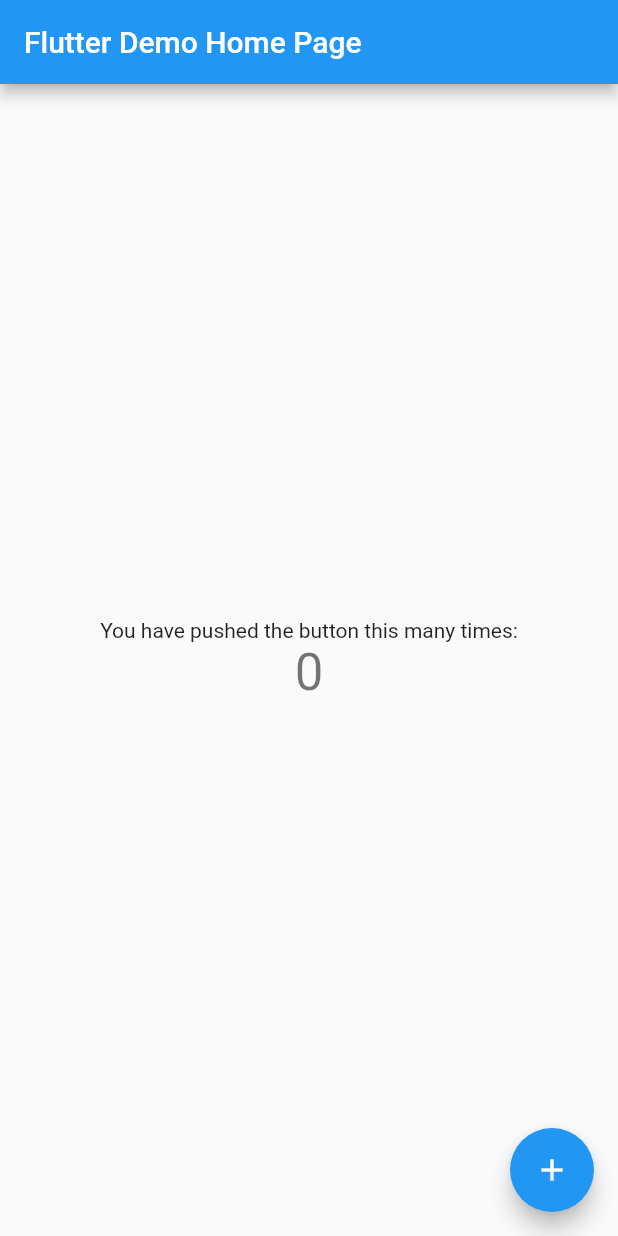
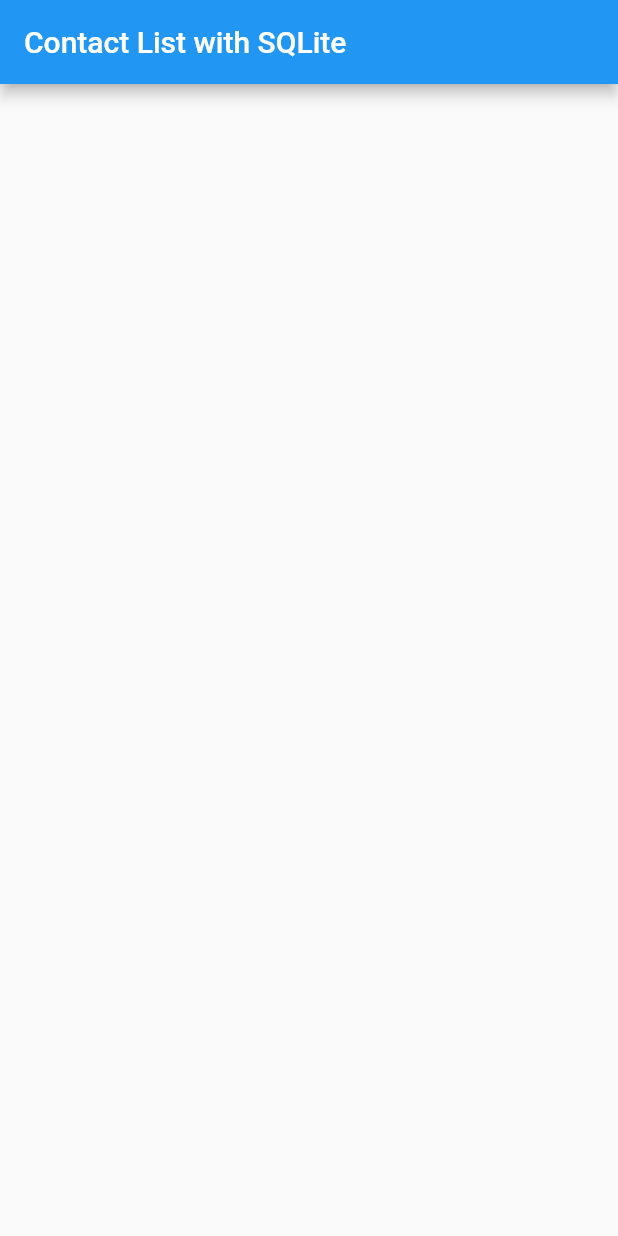
Before and after one commit to cardosofm/contact_list_flutter_sqlite, a Flutter app: the screen it shows after launch, on a phone screen of 412 x 824 dp. Run offline on Flutter 3.47's test engine with Material 2 defaults, Android fonts, the light colour scheme and no system bars; our stand-ins replace sqflite; accounts and stored records are empty.

Commit message:
criação da classe helper_contact

```diff
--- /dev/null
+++ b/lib/helpers/contact_helper.dart
@@ -0,0 +1,166 @@
+import 'package:sqflite/sqflite.dart';
+import 'package:path/path.dart';
+
+final String contactTable = "contactTable";
+final String idCol = 'idCol';
+final String nomeCol = 'nomeCol';
+final String emailCol = 'emailCol';
+final String telefoneCol = 'telefoneCol';
+final String imgCol = 'imgCol';
+
+class ContactHelper {
+  // declarar um obj da propria classe e o construtor interno
+  static final ContactHelper _instance = ContactHelper.internal();
+
+  factory ContactHelper() => _instance;
+
+  ContactHelper.internal();
+
+  Database _db;
+
+  Future<Database> get db async {
+    if (_db != null) {
+      return _db;
+    } else {
+      _db = await initDb();
+      return _db;
+    }
+  }
+
+  Future<Database> initDb() async {
+    final databasesPath = await getDatabasesPath();
+    final path = join(databasesPath, "contactsnew.db");
+
+    return await openDatabase(path, version: 1,
+        onCreate: (Database db, int newerVersion) async {
+      await db.execute(
+          "CREATE TABLE $contactTable($idCol INTEGER PRIMARY KEY, $nomeCol TEXT, $emailCol TEXT,"
+          "$telefoneCol TEXT, $imgCol TEXT)");
+    });
+  }
+
+  Future<Contact> saveContact(Contact contact) async {
+    Database dbContact = await db;
+    contact.id = await dbContact.insert(contactTable, contact.toMap());
+    return contact;
+  }
+
+  Future<Contact> getContact(int id) async {
+    Database dbContact = await db;
+    List<Map> maps = await dbContact.query(contactTable,
+        columns: [idCol, nomeCol, emailCol, telefoneCol, imgCol],
+        where: "$idCol = ?",
+        whereArgs: [id]);
+    if (maps.length > 0) {
+      return Contact.fromMap(maps.first);
+    } else {
+      return null;
+    }
+  }
+
+  Future<int> deleteContact(int id) async {
+    Database dbContact = await db;
+    return await dbContact
+        .delete(contactTable, where: "$idCol = ?", whereArgs: [id]);
+  }
+
+  Future<int> updateContact(Contact contact) async {
+    Database dbContact = await db;
+    return await dbContact.update(contactTable, contact.toMap(),
+        where: "$idCol = ?", whereArgs: [contact.id]);
+  }
+
+  Future<List> getAllContacts() async {
+    Database dbContact = await db;
+    List listMap = await dbContact.rawQuery("SELECT * FROM $contactTable");
+    //
+    List<Contact> listContact = [];
+    for (Map m in listMap) {
+      listContact.add(Contact.fromMap(m));
+    }
+    return listContact;
+  }
+
+  Future<int> getNumber() async {
+    Database dbContact = await db;
+    return Sqflite.firstIntValue(
+        await dbContact.rawQuery("SELECT COUNT(*) FROM $contactTable"));
+  }
+
+  Future close() async {
+    Database dbContact = await db;
+    dbContact.close();
+  }
+}
+
+/*class Contact {
+  int id;
+  String nome;
+  String email;
+  String telefone;
+  String img;
+
+  Contact();
+
+  Contact.fromMap(Map map) {
+    idCol = map[idCol];
+    nomeCol = map[nomeCol];
+    emailCol = map[emailCol];
+    telefoneCol = map[telefoneCol];
+    imgCol = map[imgCol];
+  }
+
+  Map toMap() {
+    Map<String, dynamic> map = {
+      nomeCol: nome,
+      emailCol: email,
+      telefoneCol: telefone,
+      imgCol: img
+    };
+    if (id != null) {
+      map[idCol] = id;
+    }
+    return map;
+  }
+
+  @override
+  String toString() {
+    return "Contact(id: $id, name: $nome, email: $email, phone: $telefone, img: $img)";
+  }
+}*/
+
+class Contact {
+  int id;
+  String nome;
+  String email;
+  String telefone;
+  String img;
+
+  Contact();
+
+  Contact.fromMap(Map map) {
+    id = map[idCol];
+    nome = map[nomeCol];
+    email = map[emailCol];
+    telefone = map[telefoneCol];
+    img = map[imgCol];
+  }
+
+  Map toMap() {
+    Map<String, dynamic> map = {
+      nomeCol: nome,
+      emailCol: email,
+      telefoneCol: telefone,
+      imgCol: img
+    };
+    if (id != null) {
+      map[idCol] = id;
+    }
+    return map;
+  }
+
+  @override
+  String toString() {
+    return "Contact(id: $id, name: $nome, email: $email, phone: $telefone, img: $img)";
+  }
+}
--- a/lib/main.dart
+++ b/lib/main.dart
@@ -1,113 +1,10 @@
+import 'package:contact_list_sqlite/pages/home_page.dart';
 import 'package:flutter/material.dart';
 
 void main() {
-  runApp(MyApp());
+  runApp(
+    MaterialApp(
+      home: HomePage(),
+    ),
+  );
 }
-
-class MyApp extends StatelessWidget {
-  // This widget is the root of your application.
-  @override
-  Widget build(BuildContext context) {
-    return MaterialApp(
-      title: 'Flutter Demo',
-      theme: ThemeData(
-        // This is the theme of your application.
-        //
-        // Try running your application with "flutter run". You'll see the
-        // application has a blue toolbar. Then, without quitting the app, try
-        // changing the primarySwatch below to Colors.green and then invoke
-        // "hot reload" (press "r" in the console where you ran "flutter run",
-        // or simply save your changes to "hot reload" in a Flutter IDE).
-        // Notice that the counter didn't reset back to zero; the application
-        // is not restarted.
-        primarySwatch: Colors.blue,
-      ),
-      home: MyHomePage(title: 'Flutter Demo Home Page'),
-    );
-  }
-}
-
-class MyHomePage extends StatefulWidget {
-  MyHomePage({Key key, this.title}) : super(key: key);
-
-  // This widget is the home page of your application. It is stateful, meaning
-  // that it has a State object (defined below) that contains fields that affect
-  // how it looks.
-
-  // This class is the configuration for the state. It holds the values (in this
-  // case the title) provided by the parent (in this case the App widget) and
-  // used by the build method of the State. Fields in a Widget subclass are
-  // always marked "final".
-
-  final String title;
-
-  @override
-  _MyHomePageState createState() => _MyHomePageState();
-}
-
-class _MyHomePageState extends State<MyHomePage> {
-  int _counter = 0;
-
-  void _incrementCounter() {
-    setState(() {
-      // This call to setState tells the Flutter framework that something has
-      // changed in this State, which causes it to rerun the build method below
-      // so that the display can reflect the updated values. If we changed
-      // _counter without calling setState(), then the build method would not be
-      // called again, and so nothing would appear to happen.
-      _counter++;
-    });
-  }
-
-  @override
-  Widget build(BuildContext context) {
-    // This method is rerun every time setState is called, for instance as done
-    // by the _incrementCounter method above.
-    //
-    // The Flutter framework has been optimized to make rerunning build methods
-    // fast, so that you can just rebuild anything that needs updating rather
-    // than having to individually change instances of widgets.
-    return Scaffold(
-      appBar: AppBar(
-        // Here we take the value from the MyHomePage object that was created by
-        // the App.build method, and use it to set our appbar title.
-        title: Text(widget.title),
-      ),
-      body: Center(
-        // Center is a layout widget. It takes a single child and positions it
-        // in the middle of the parent.
-        child: Column(
-          // Column is also a layout widget. It takes a list of children and
-          // arranges them vertically. By default, it sizes itself to fit its
-          // children horizontally, and tries to be as tall as its parent.
-          //
-          // Invoke "debug painting" (press "p" in the console, choose the
-          // "Toggle Debug Paint" action from the Flutter Inspector in Android
-          // Studio, or the "Toggle Debug Paint" command in Visual Studio Code)
-          // to see the wireframe for each widget.
-          //
-          // Column has various properties to control how it sizes itself and
-          // how it positions its children. Here we use mainAxisAlignment to
-          // center the children vertically; the main axis here is the vertical
-          // axis because Columns are vertical (the cross axis would be
-          // horizontal).
-          mainAxisAlignment: MainAxisAlignment.center,
-          children: <Widget>[
-            Text(
-              'You have pushed the button this many times:',
-            ),
-            Text(
-              '$_counter',
-              style: Theme.of(context).textTheme.headline4,
-            ),
-          ],
-        ),
-      ),
-      floatingActionButton: FloatingActionButton(
-        onPressed: _incrementCounter,
-        tooltip: 'Increment',
-        child: Icon(Icons.add),
-      ), // This trailing comma makes auto-formatting nicer for build methods.
-    );
-  }
-}
--- /dev/null
+++ b/lib/pages/home_page.dart
@@ -0,0 +1,35 @@
+import 'package:contact_list_sqlite/helpers/contact_helper.dart';
+import 'package:flutter/material.dart';
+
+class HomePage extends StatefulWidget {
+  @override
+  _HomePageState createState() => _HomePageState();
+}
+
+class _HomePageState extends State<HomePage> {
+  ContactHelper helper = ContactHelper();
+
+  @override
+  void initState() {
+    super.initState();
+    /*Contact c = Contact();
+    c.nome = "Fernando";
+    c.email = "fernando@bruner.com.br";
+    c.telefone = "123456";
+    c.img = "";
+    helper.saveContact(c);*/
+
+    helper.getAllContacts().then((list) {
+      print(list);
+    });
+  }
+
+  @override
+  Widget build(BuildContext context) {
+    return Scaffold(
+      appBar: AppBar(
+        title: Text('Contact List with SQLite'),
+      ),
+    );
+  }
+}
--- a/pubspec.yaml
+++ b/pubspec.yaml
@@ -28,6 +28,7 @@
   # The following adds the Cupertino Icons font to your application.
   # Use with the CupertinoIcons class for iOS style icons.
   cupertino_icons: ^1.0.2
+  sqflite: ^2.0.0+3
 
 dev_dependencies:
   flutter_test:
```
Also changed, not shown: pubspec.lock, 1 other file.
